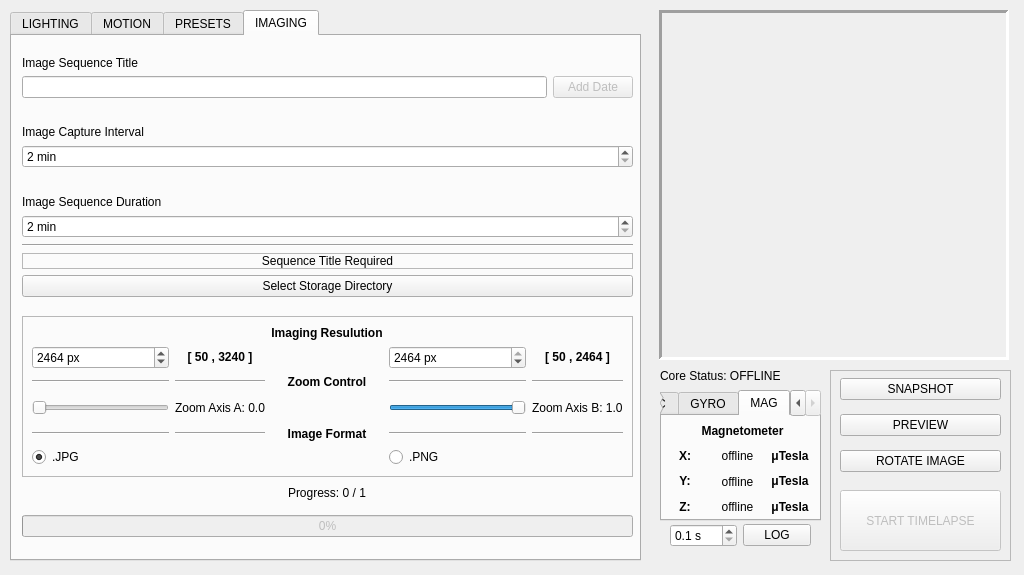
This is _ui/Clinostat.ui in CoCl-Jerry/SciSpin_Max_Dev as Qt 5 draws it before an edit. The edited form follows.
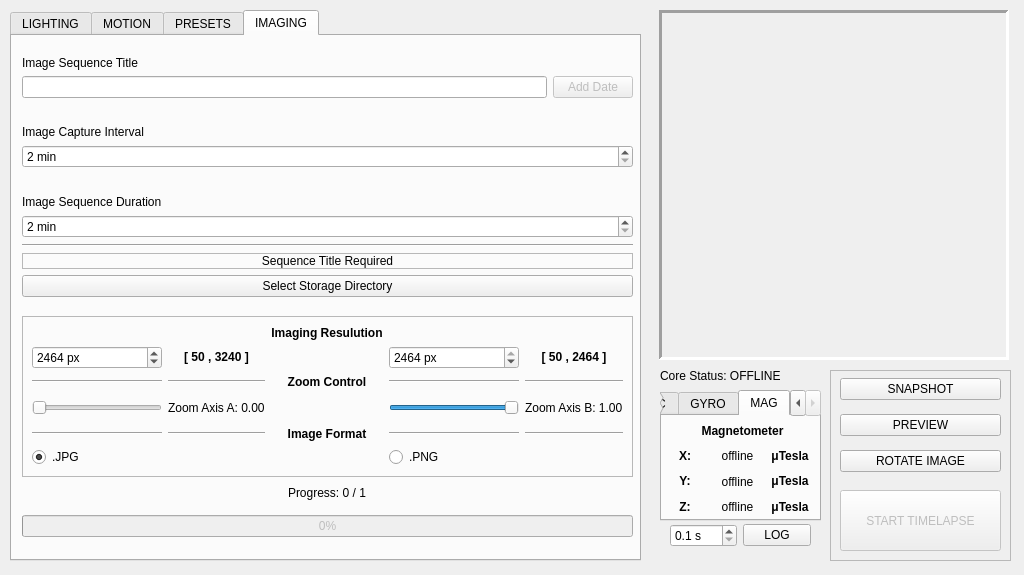
This is the edited form. The open tabs and pages were chosen to show the change. Icons and pictures are not drawn.

Diff of the .ui file:
```diff
--- a/_ui/Clinostat.ui
+++ b/_ui/Clinostat.ui
@@ -1310,7 +1310,7 @@
        <item row="3" column="4">
         <widget class="QLabel" name="yAxis_label">
          <property name="text">
-          <string>Zoom Axis B: 1.0</string>
+          <string>Zoom Axis B: 1.00</string>
          </property>
         </widget>
        </item>
@@ -1324,7 +1324,7 @@
        <item row="3" column="1">
         <widget class="QLabel" name="xAxis_label">
          <property name="text">
-          <string>Zoom Axis A: 0.0</string>
+          <string>Zoom Axis A: 0.00</string>
          </property>
         </widget>
        </item>
```
Left out of the diff: 2 changed lines with no effect on the pictures.
